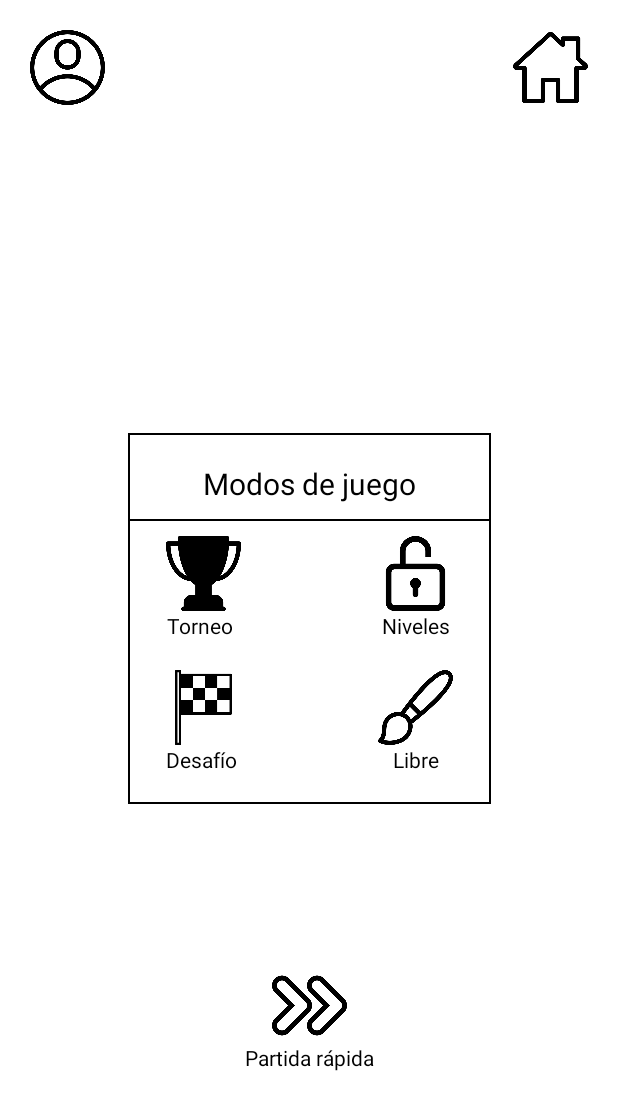
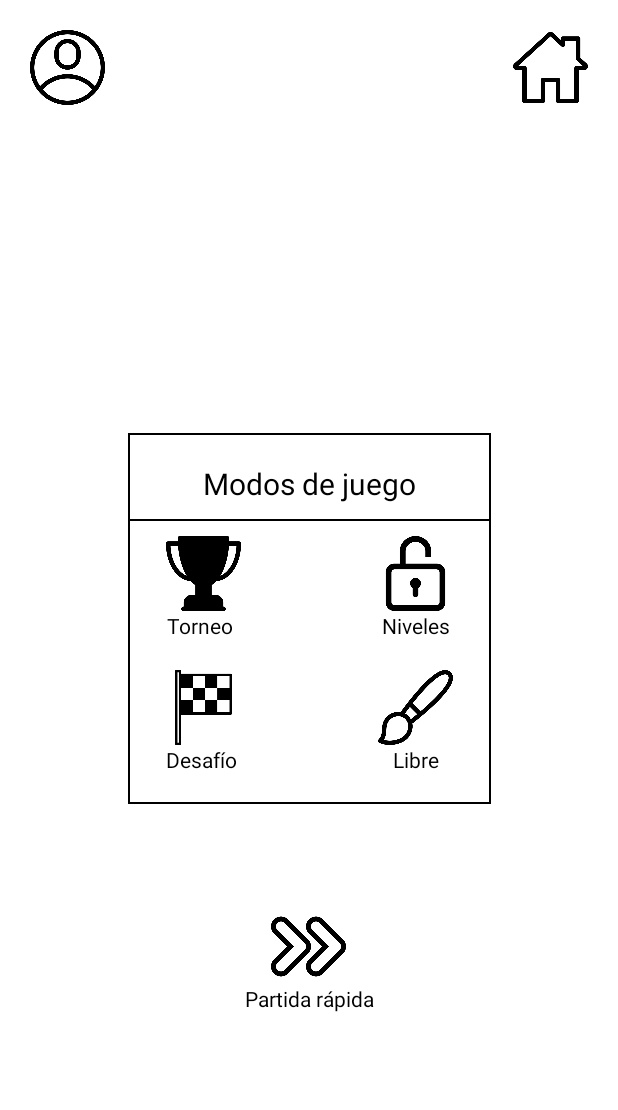
Before and after one commit to UPV-SharpSoft/TWINS, an Android app: the screen it shows after launch (MainMenu), after a tap on "NUEVA PARTIDA", on a phone screen of 412 x 824 dp. Shown: the top 1110 px of the screen. Run offline under Robolectric (Android 15) with nearby library versions, the phone set to English and light mode, and no system bars.

Commit message:
La estoy liando

```diff
--- a/TWINS/app/src/main/java/com/sharpsoft/twinsapp/AndroidStudioLogic/MainMenu.java
+++ b/TWINS/app/src/main/java/com/sharpsoft/twinsapp/AndroidStudioLogic/MainMenu.java
@@ -59,14 +59,14 @@ public class MainMenu extends AppCompatActivity {
                 ImageView playImage = findViewById(R.id.imageView3);
                 playImage.animate()
                         .rotationY(360)
-                        .setDuration(1000)
+                        .setDuration(500)
                         .start();
                 new Handler().postDelayed(new Runnable() {
                     @Override
                     public void run() {
                         setNewGameUI();
                     }
-                }, 1000);
+                }, 500);
             }
         });
     }
@@ -75,14 +75,26 @@ public class MainMenu extends AppCompatActivity {
         setContentView(R.layout.new_game);
 
         ImageButton homeImageButton = findViewById(R.id.homeImageButton);
-        ImageView partidaRapidaImageView = findViewById(R.id.partidaRapidaImageView);
+        final ImageView partidaRapidaImageView = findViewById(R.id.partidaRapidaImageView);
         TextView partidaRapidaTextView = findViewById(R.id.partidaRapidaTextView);
 
         View.OnClickListener partidaRapidaClick = new View.OnClickListener() {
             @Override
             public void onClick(View view) {
-                Intent i = new Intent(MainMenu.this, Game.class);
-                startActivity(i);
+                partidaRapidaImageView.animate()
+                        .translationX(5000)
+                        .scaleX(20)
+                        .scaleY(20)
+                        .setDuration(1000)
+                        .start();
+                new Handler().postDelayed(new Runnable() {
+                    @Override
+                    public void run() {
+                        Intent i = new Intent(MainMenu.this, Game.class);
+                        startActivity(i);
+                    }
+                }, 500);
+
             }
         };
         homeImageButton.setOnClickListener(new View.OnClickListener() {
--- a/TWINS/app/src/main/java/com/sharpsoft/twinsapp/Game.java
+++ b/TWINS/app/src/main/java/com/sharpsoft/twinsapp/Game.java
@@ -50,7 +50,7 @@ public class Game extends AppCompatActivity {
 
         addBoard();
 
-        instanceChronometer(5000);
+        instanceChronometer(60000);
         chronometer.start();
 
         ToPausedActivity();
--- a/TWINS/app/src/main/res/layout/carta.xml
+++ b/TWINS/app/src/main/res/layout/carta.xml
@@ -2,9 +2,11 @@
 <androidx.constraintlayout.widget.ConstraintLayout xmlns:android="http://schemas.android.com/apk/res/android"
     xmlns:app="http://schemas.android.com/apk/res-auto"
     xmlns:tools="http://schemas.android.com/tools"
+    android:id="@+id/cardLayout"
     android:layout_width="80dp"
     android:layout_height="80dp"
     android:background="@drawable/rounded_square"
+    android:backgroundTint="#FFFFFF"
     android:clipToPadding="false">
 
     <ImageView
--- a/TWINS/app/src/main/res/layout/new_game.xml
+++ b/TWINS/app/src/main/res/layout/new_game.xml
@@ -169,8 +169,8 @@
     </LinearLayout>
 
     <LinearLayout
-        android:layout_width="wrap_content"
-        android:layout_height="wrap_content"
+        android:layout_width="0dp"
+        android:layout_height="0dp"
         android:orientation="vertical"
         app:layout_constraintBottom_toBottomOf="parent"
         app:layout_constraintEnd_toEndOf="parent"
@@ -182,13 +182,15 @@
             android:layout_width="50dp"
             android:layout_height="50dp"
             android:layout_gravity="center"
+            android:layout_marginTop="70dp"
             app:srcCompat="@drawable/skip_img" />
 
         <TextView
             android:id="@+id/partidaRapidaTextView"
-            android:layout_width="wrap_content"
+            android:layout_width="match_parent"
             android:layout_height="wrap_content"
             android:text="Partida rápida"
+            android:textAlignment="center"
             android:textColor="#000000" />
     </LinearLayout>
 
```
Also changed, not shown: TWINS/app/src/main/java/com/sharpsoft/twinsapp/AndroidStudioLogic/Card.java (+18 -1 lines).
